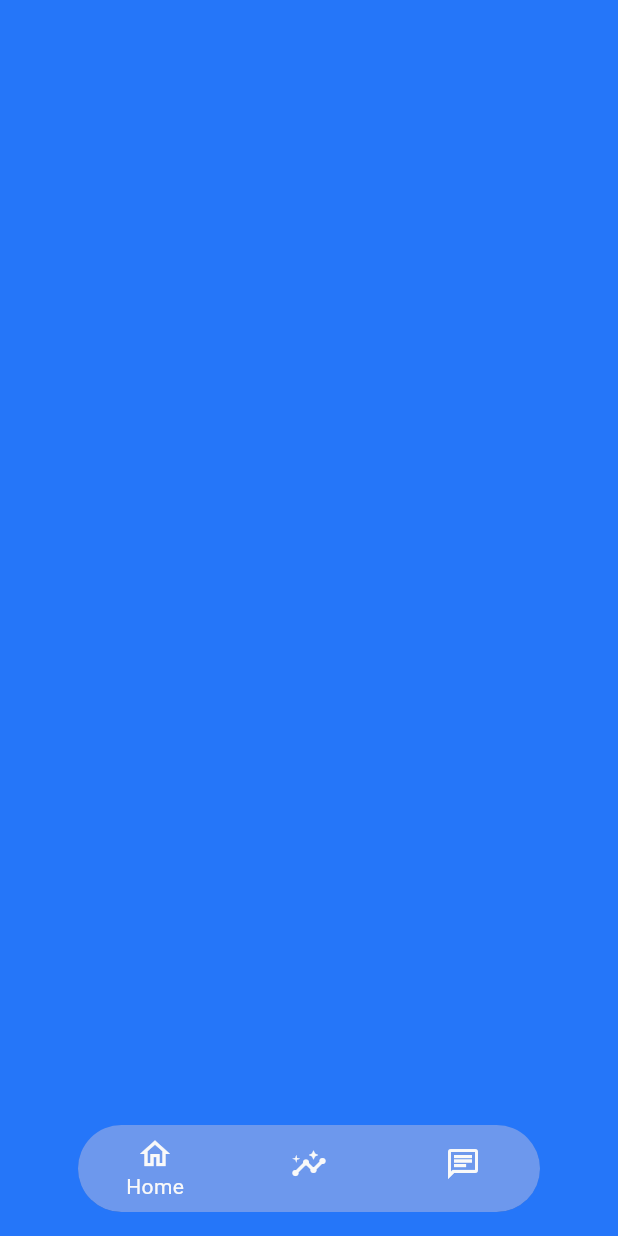
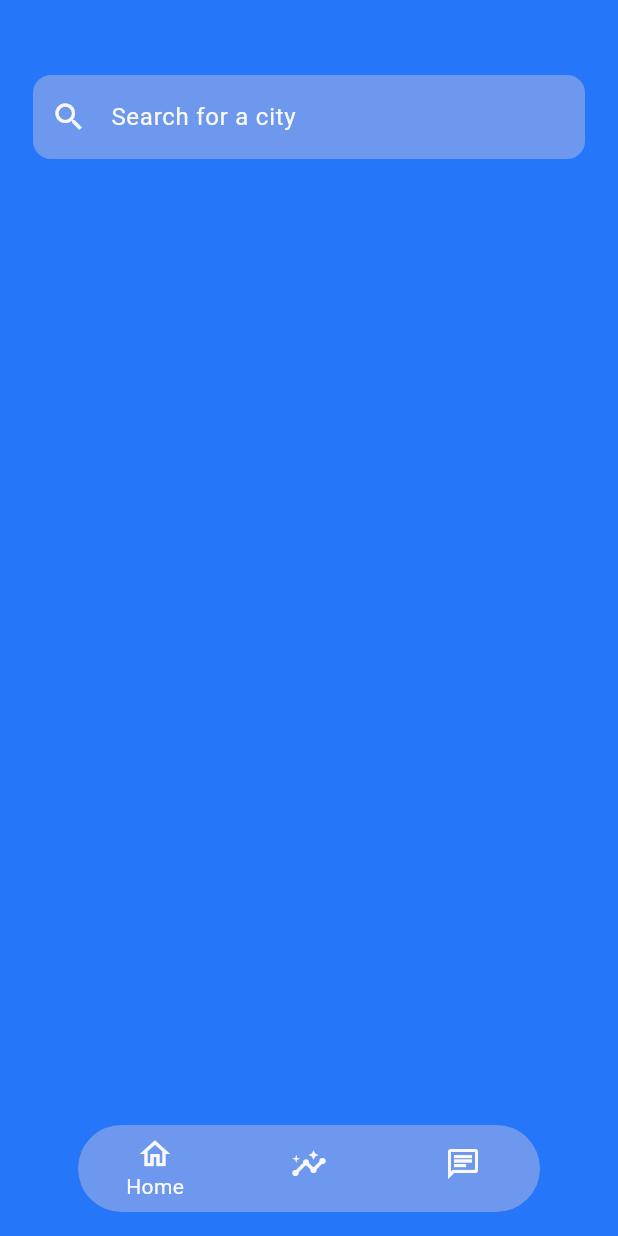
Before and after one commit to MahmoudEldeeb10/climate, a Flutter app: the screen it shows after launch, on a phone screen of 412 x 824 dp. Run offline on Flutter 3.47's test engine with Material 3 defaults, Android fonts, the phone set to English and light mode, and no system bars; our stand-ins replace bloc, equatable, flutter_bloc.

Commit message:
create search widget ui

```diff
--- a/lib/features/home/presentation/home_view.dart
+++ b/lib/features/home/presentation/home_view.dart
@@ -1,3 +1,4 @@
+import 'package:climate/constants.dart';
 import 'package:flutter/material.dart';
 
 class HomeView extends StatelessWidget {
@@ -5,8 +6,39 @@ class HomeView extends StatelessWidget {
 
   @override
   Widget build(BuildContext context) {
-    return const Scaffold(
-      body: Column(),
+    return Scaffold(
+      body: SafeArea(
+        child: Column(
+          crossAxisAlignment: CrossAxisAlignment.center,
+          children: [SizedBox(height: 50), CustomSearch()],
+        ),
+      ),
     );
   }
 }
+
+class CustomSearch extends StatelessWidget {
+  const CustomSearch({super.key});
+
+  @override
+  Widget build(BuildContext context) {
+    return Padding(
+      padding: const EdgeInsets.symmetric(horizontal: 22.0),
+      child: TextField(
+        style: const TextStyle(color: AppColors.primaryText),
+        cursorColor: AppColors.primaryText,
+        decoration: InputDecoration(
+          hintText: 'Search for a city',
+          hintStyle: TextStyle(color: AppColors.primaryText),
+          filled: true,
+          fillColor: AppColors.cardBackgroundColor,
+          prefixIcon: const Icon(Icons.search, color: AppColors.primaryText),
+          border: OutlineInputBorder(
+            borderRadius: BorderRadius.circular(12),
+            borderSide: BorderSide.none,
+          ),
+        ),
+      ),
+    );
+  }
+}
```
